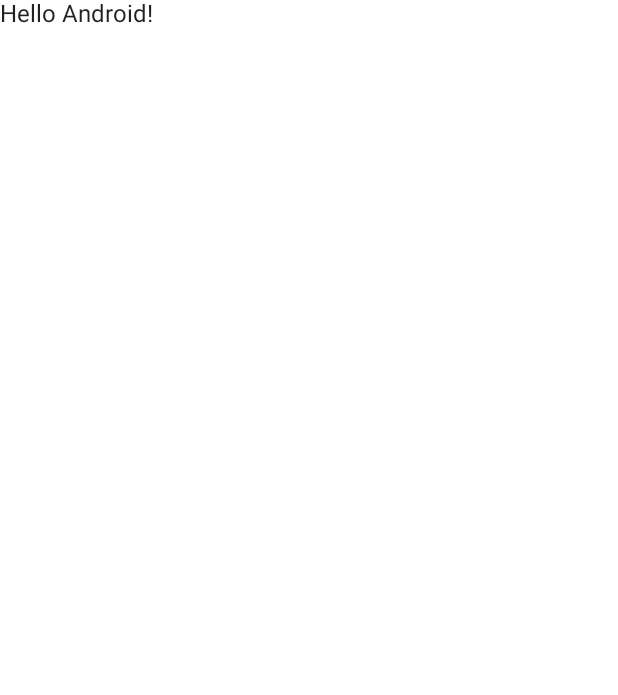
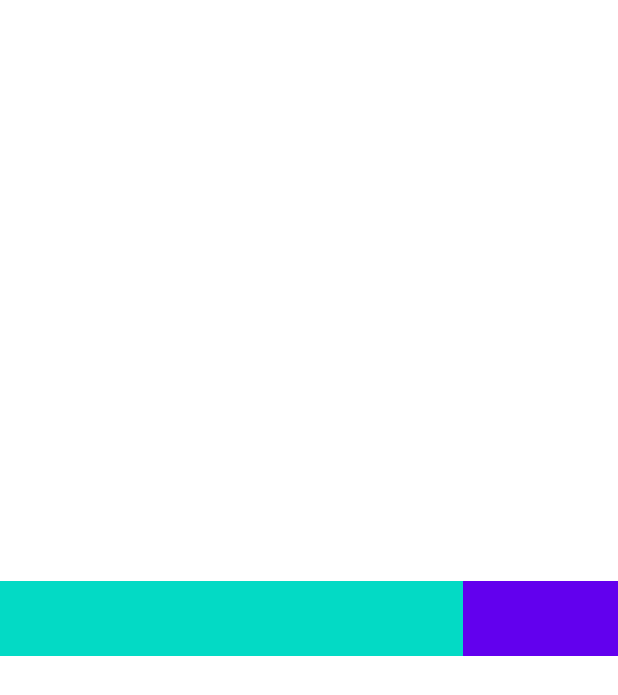
Before and after one commit to ndemeyvan/learn_jetpack_compose, an Android app built with Jetpack Compose: the screen it shows after launch (MainActivity), on a phone screen of 412 x 824 dp. Before the commit the part shown is almost empty. Shown: the top 695 px of the screen. Run offline under Robolectric (Android 15) with nearby library versions, the phone set to English and light mode, and no system bars.

Commit message:
learn about collum and row with jetpack compose android natif

```diff
--- a/app/src/main/java/com/sevengps/learn_jetpack_compose/MainActivity.kt
+++ b/app/src/main/java/com/sevengps/learn_jetpack_compose/MainActivity.kt
@@ -1,13 +1,18 @@
 package com.sevengps.learn_jetpack_compose
 
+import android.graphics.Color
 import android.os.Bundle
 import androidx.activity.ComponentActivity
 import androidx.activity.compose.setContent
+import androidx.compose.foundation.layout.*
+import androidx.compose.foundation.layout.Arrangement.SpaceBetween
 import androidx.compose.material.MaterialTheme
 import androidx.compose.material.Surface
-import androidx.compose.material.Text
 import androidx.compose.runtime.Composable
+import androidx.compose.ui.Alignment
+import androidx.compose.ui.Modifier
 import androidx.compose.ui.tooling.preview.Preview
+import androidx.compose.ui.unit.dp
 import com.sevengps.learn_jetpack_compose.ui.theme.Learn_jetpack_composeTheme
 
 class MainActivity : ComponentActivity() {
@@ -17,22 +22,49 @@ class MainActivity : ComponentActivity() {
             Learn_jetpack_composeTheme {
                 // A surface container using the 'background' color from the theme
                 Surface(color = MaterialTheme.colors.background) {
-                    Greeting("Android")
+                    Row(
+                        modifier = Modifier.fillMaxSize(),
+                        horizontalArrangement = Arrangement.SpaceAround,
+                        verticalAlignment = Alignment.CenterVertically
+                    ) {
+                        Item(weight = 3f, color = MaterialTheme.colors.secondary)
+                        Item(weight = 1f, color = MaterialTheme.colors.primary)
+                    }
                 }
             }
         }
     }
 }
 
+
+///Certaine propriete de colonne pour
+// etre utiliser doivent etre dans le scope de la colonne
+//D'ou l'importance d'ajouter un ColumnScope/RowScope
 @Composable
-fun Greeting(name: String) {
-    Text(text = "Hello $name!")
+fun RowScope.Item(weight: Float, color: androidx.compose.ui.graphics.Color) {
+    Surface(
+        modifier = Modifier
+            .width(50.dp)
+            .height(50.dp)
+            .weight(weight),
+        color = color
+    ) {}
 }
+
 
 @Preview(showBackground = true)
 @Composable
 fun DefaultPreview() {
     Learn_jetpack_composeTheme {
-        Greeting("Android")
+        //Le modifier Modifier.fillMaxSize() demande de remplir l'ecran
+        Row(
+            modifier = Modifier.fillMaxSize(),
+            horizontalArrangement = Arrangement.SpaceAround,
+            verticalAlignment = Alignment.CenterVertically
+        ) {
+            Item(weight = 3f, color = MaterialTheme.colors.secondary)
+            Item(weight = 1f, color = MaterialTheme.colors.primary)
+        }
+
     }
 }
--- a/app/src/main/java/com/sevengps/learn_jetpack_compose/ui/theme/Type.kt
+++ b/app/src/main/java/com/sevengps/learn_jetpack_compose/ui/theme/Type.kt
@@ -12,6 +12,11 @@ val Typography = Typography(
         fontFamily = FontFamily.Default,
         fontWeight = FontWeight.Normal,
         fontSize = 16.sp
+    ),
+    h5 = TextStyle(
+        fontFamily = FontFamily.Default,
+        fontWeight = FontWeight.ExtraBold,
+        fontSize = 34.sp
     )
     /* Other default text styles to override
     button = TextStyle(
```
